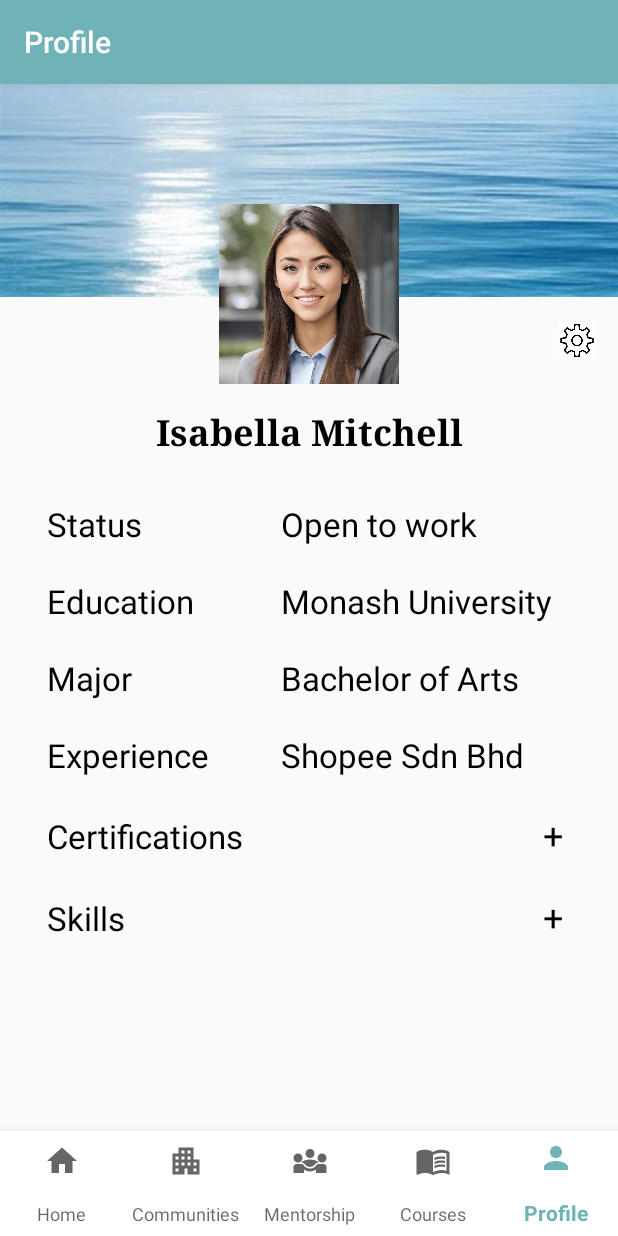
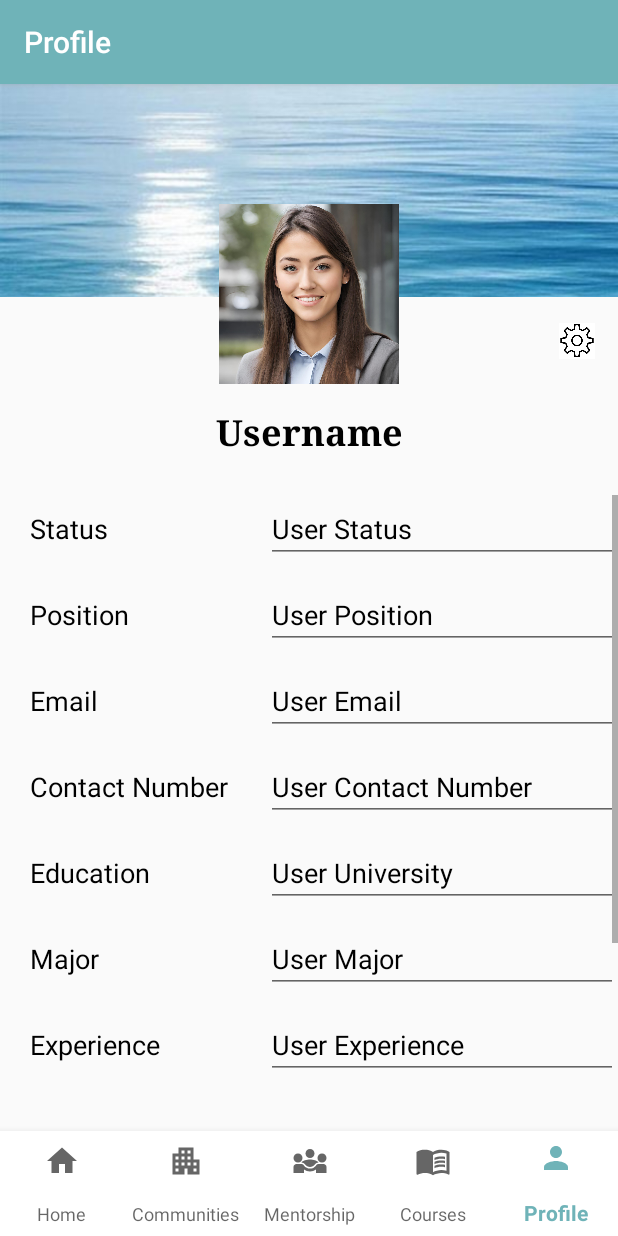
Before and after one commit to LorXinHui/GCR2.0, an Android app: the FragmentHome screen opened directly, with no data from a screen before it, item 5 of the bottom bar chosen, on a phone screen of 412 x 824 dp. Run offline under Robolectric (Android 15) with nearby library versions, the phone set to English and light mode, and no system bars; 4 statements that could not run were skipped.

Commit message:
Get user data from other tables of the database

```diff
--- a/MyApplication/app/src/main/java/com/example/myapplication/database/DatabaseHelper.java
+++ b/MyApplication/app/src/main/java/com/example/myapplication/database/DatabaseHelper.java
@@ -14,6 +14,7 @@ import java.io.FileOutputStream;
 import java.io.IOException;
 import java.io.InputStream;
 import java.io.OutputStream;
+import java.util.ArrayList;
 
 public class DatabaseHelper extends SQLiteOpenHelper {
     private static final String TAG = "DatabaseHelper";
@@ -25,11 +26,13 @@ public class DatabaseHelper extends SQLiteOpenHelper {
         super(context, DATABASE_NAME, null, DATABASE_VERSION);
         this.mContext = context;
 
+        /*
         try {
             copyDatabase(); // Call copyDatabase method in the constructor
         } catch (IOException e) {
             Log.e(TAG, "Error copying database", e);
         }
+         */
     }
 
     @Override
@@ -79,7 +82,6 @@ public class DatabaseHelper extends SQLiteOpenHelper {
         contentValues.put("username", username);
         contentValues.put("password", password);
         long result = myDB.insert("login", null, contentValues);
-        myDB.close();
         // if insert successfully
         if (result == -1){
             return false;
@@ -130,9 +132,37 @@ public class DatabaseHelper extends SQLiteOpenHelper {
 
             // Create User object with retrieved data
             user = new User(userId, userFname, userLname, userName);
+            user.setUser_status(userStatus);
+            user.setUser_position(userPosition);
+            user.setUser_email(userEmail);
+            user.setUser_contact(userContact);
         }
         cursor.close(); // Close the cursor when finished
 
         return user;
     }
+
+    public String getUniversity(int user_id){
+        SQLiteDatabase myDB = this.getReadableDatabase();
+        Cursor cursor = myDB.rawQuery("select uni_name from university where uni_id = (select uni_id from university_record where user_id = ?)", new String[]{String.valueOf(user_id)});
+
+        String university = null;
+        if (cursor.moveToFirst()){
+            university = cursor.getString(0);
+        }
+        cursor.close();
+        return university;
+    }
+
+    public String getMajor(int user_id){
+        SQLiteDatabase myDB = this.getReadableDatabase();
+        Cursor cursor = myDB.rawQuery("select major_name from university_major where major_id = (select major_id from university_record where user_id = ?)", new String[]{String.valueOf(user_id)});
+
+        String major = null;
+        if (cursor.moveToFirst()){
+            major = cursor.getString(0);
+        }
+        cursor.close();
+        return major;
+    }
 }
--- a/MyApplication/app/src/main/java/com/example/myapplication/fragment/FragmentHome.java
+++ b/MyApplication/app/src/main/java/com/example/myapplication/fragment/FragmentHome.java
@@ -100,8 +100,10 @@ public class FragmentHome extends Fragment{
         // Process user data
         if (user != null) {
             // User data retrieval successful
-            Log.d("User", "User found: " + user.getUser_fname());
             userDisplay.setText(user.getUser_fname() + " " + user.getUser_lname());
+            SharedPreferences.Editor editor = sharedPreferences.edit();
+            editor.putInt("user_id", user.getUser_id());
+            editor.apply();
         } else {
             // User not found or database operation failed
             Log.d("User", "User not found or database operation failed");
--- a/MyApplication/app/src/main/java/com/example/myapplication/fragment/FragmentProfile.java
+++ b/MyApplication/app/src/main/java/com/example/myapplication/fragment/FragmentProfile.java
@@ -1,19 +1,30 @@
 package com.example.myapplication.fragment;
 
+import android.content.Context;
 import android.content.Intent;
+import android.content.SharedPreferences;
 import android.os.Bundle;
 
 import androidx.fragment.app.Fragment;
 import androidx.fragment.app.FragmentManager;
 import androidx.fragment.app.FragmentTransaction;
 
+import android.util.Log;
 import android.view.LayoutInflater;
 import android.view.View;
 import android.view.ViewGroup;
+import android.widget.EditText;
 import android.widget.ImageView;
+import android.widget.TextView;
 
 import com.example.myapplication.R;
 import com.example.myapplication.activity.FragmentSettings;
+import com.example.myapplication.database.DatabaseHelper;
+import com.example.myapplication.object.User;
+
+import org.w3c.dom.Text;
+
+import java.util.ArrayList;
 
 /**
  * A simple {@link Fragment} subclass.
@@ -21,6 +32,8 @@ import com.example.myapplication.activity.FragmentSettings;
  * create an instance of this fragment.
  */
 public class FragmentProfile extends Fragment {
+
+    DatabaseHelper db;
 
     // TODO: Rename parameter arguments, choose names that match
     // the fragment initialization parameters, e.g. ARG_ITEM_NUMBER
@@ -80,6 +93,38 @@ public class FragmentProfile extends Fragment {
                 startActivity(intent);
             }
         });
+
+        //get current user
+        db = new DatabaseHelper(getContext());
+        SharedPreferences sharedPreferences = requireContext().getSharedPreferences("CurrentUser", Context.MODE_PRIVATE);
+        String username = sharedPreferences.getString("username", "");
+        int user_id = sharedPreferences.getInt("user_id", 0);
+
+        //update details based on the current user
+        EditText userName = view.findViewById(R.id.username);
+        EditText userStatus = view.findViewById(R.id.user_status);
+        EditText userPos = view.findViewById(R.id.user_position);
+        EditText userEmail = view.findViewById(R.id.user_email);
+        EditText userContact = view.findViewById(R.id.user_contact);
+        EditText userUni = view.findViewById(R.id.user_uni);
+        EditText userMajor = view.findViewById(R.id.user_major);
+        TextView userCert = view.findViewById(R.id.user_certificate);
+        EditText userSkills = view.findViewById(R.id.user_skills);
+
+        User user = db.getUser(username);
+        if (user != null) {
+            userName.setText(user.getUser_fname() + " " + user.getUser_lname());
+            userStatus.setText(user.getUser_status());
+            userPos.setText(user.getUser_position());
+            userEmail.setText(user.getUser_email());
+            userContact.setText(user.getUser_contact());
+            userUni.setText(db.getUniversity(user_id));
+            userMajor.setText(db.getMajor(user_id));
+        } else {
+            // User not found or database operation failed
+            Log.d("User", "User not found or database operation failed");
+        }
+
         return view;
 
     }
--- a/MyApplication/app/src/main/res/layout/fragment_profile.xml
+++ b/MyApplication/app/src/main/res/layout/fragment_profile.xml
@@ -1,10 +1,11 @@
 <?xml version="1.0" encoding="utf-8"?>
-<androidx.constraintlayout.widget.ConstraintLayout
-    xmlns:android="http://schemas.android.com/apk/res/android"
+<androidx.constraintlayout.widget.ConstraintLayout xmlns:android="http://schemas.android.com/apk/res/android"
     xmlns:app="http://schemas.android.com/apk/res-auto"
     xmlns:tools="http://schemas.android.com/tools"
     android:layout_width="match_parent"
     android:layout_height="match_parent"
+    android:layout_marginBottom="15dp"
+    android:nestedScrollingEnabled="false"
     tools:context=".MainActivity">
 
     <ImageView
@@ -29,14 +30,14 @@
         app:srcCompat="@drawable/profile" />
 
     <TextView
-        android:id="@+id/textView9"
+        android:id="@+id/username"
         android:layout_width="wrap_content"
         android:layout_height="wrap_content"
         android:layout_marginStart="43dp"
         android:layout_marginTop="15dp"
         android:layout_marginEnd="43dp"
         android:fontFamily="serif"
-        android:text="Isabella Mitchell"
+        android:text="Username"
         android:textColor="@android:color/black"
         android:textSize="24sp"
         android:textStyle="bold"
@@ -56,160 +57,264 @@
         app:layout_constraintTop_toBottomOf="@+id/profileBackground"
         app:srcCompat="@drawable/settings" />
 
-    <TableLayout
-        android:layout_width="410dp"
-        android:layout_height="368dp"
-        android:layout_marginTop="30dp"
+    <ScrollView
+        android:layout_width="0dp"
+        android:layout_height="0dp"
+        android:layout_marginTop="25dp"
+        android:orientation="vertical"
+        app:layout_constraintBottom_toBottomOf="parent"
         app:layout_constraintEnd_toEndOf="parent"
         app:layout_constraintStart_toStartOf="parent"
-        app:layout_constraintTop_toBottomOf="@+id/textView9">
+        app:layout_constraintTop_toBottomOf="@+id/username">
+
+        <TableLayout
+            android:layout_width="match_parent"
+            android:layout_height="wrap_content">
 
             <TableRow
                 android:layout_width="match_parent"
-            android:layout_height="match_parent">
+                android:layout_height="wrap_content">
 
                 <TextView
-                android:id="@+id/textView6"
                     android:layout_width="wrap_content"
                     android:layout_height="wrap_content"
-                android:layout_marginStart="30dp"
+                    android:layout_marginStart="20dp"
                     android:fontFamily="sans-serif"
                     android:text="Status"
                     android:textColor="@android:color/black"
-                android:textSize="22sp" />
+                    android:textSize="18sp" />
 
-            <TextView
-                android:id="@+id/textView10"
-                android:layout_width="wrap_content"
+                <EditText
+                    android:id="@+id/user_status"
+                    android:layout_width="0dp"
                     android:layout_height="wrap_content"
                     android:layout_marginStart="25dp"
-                android:text="Open to work"
+                    android:layout_weight="1"
+                    android:text="User Status"
                     android:textColor="@android:color/black"
-                android:textSize="22sp" />
+                    android:textSize="18sp" />
             </TableRow>
 
             <TableRow
                 android:layout_width="match_parent"
-            android:layout_height="match_parent"
-            android:layout_marginTop="22dp">
+                android:layout_height="wrap_content"
+                android:layout_marginTop="12dp">
 
                 <TextView
-                android:id="@+id/textView12"
                     android:layout_width="wrap_content"
                     android:layout_height="wrap_content"
-                android:layout_marginStart="30dp"
-                android:text="Education"
+                    android:layout_marginStart="20dp"
+                    android:fontFamily="sans-serif"
+                    android:text="Position"
                     android:textColor="@android:color/black"
-                android:textSize="22sp" />
+                    android:textSize="18sp" />
 
-            <TextView
-                android:id="@+id/textView13"
-                android:layout_width="wrap_content"
+                <EditText
+                    android:id="@+id/user_position"
+                    android:layout_width="0dp"
                     android:layout_height="wrap_content"
                     android:layout_marginStart="25dp"
-                android:text="Monash University"
+                    android:layout_weight="1"
+                    android:text="User Position"
                     android:textColor="@android:color/black"
-                android:textSize="22sp" />
+                    android:textSize="18sp" />
             </TableRow>
 
             <TableRow
                 android:layout_width="match_parent"
-            android:layout_height="match_parent"
-            android:layout_marginTop="22dp">
+                android:layout_height="wrap_content"
+                android:layout_marginTop="12dp">
 
                 <TextView
-                android:id="@+id/textView14"
                     android:layout_width="wrap_content"
                     android:layout_height="wrap_content"
-                android:layout_marginStart="30dp"
-                android:text="Major"
+                    android:layout_marginStart="20dp"
+                    android:fontFamily="sans-serif"
+                    android:text="Email"
                     android:textColor="@android:color/black"
-                android:textSize="22sp" />
+                    android:textSize="18sp" />
 
-            <TextView
-                android:id="@+id/textView15"
-                android:layout_width="wrap_content"
+                <EditText
+                    android:id="@+id/user_email"
+                    android:layout_width="0dp"
                     android:layout_height="wrap_content"
                     android:layout_marginStart="25dp"
-                android:text="Bachelor of Arts"
+                    android:layout_weight="1"
+                    android:text="User Email"
                     android:textColor="@android:color/black"
-                android:textSize="22sp" />
+                    android:textSize="18sp" />
             </TableRow>
 
             <TableRow
                 android:layout_width="match_parent"
-            android:layout_height="match_parent"
-            android:layout_marginTop="22dp">
+                android:layout_height="wrap_content"
+                android:layout_marginTop="12dp">
 
                 <TextView
-                android:id="@+id/textView18"
                     android:layout_width="wrap_content"
                     android:layout_height="wrap_content"
-                android:layout_marginStart="30dp"
-                android:text="Experience"
+                    android:layout_marginStart="20dp"
+                    android:fontFamily="sans-serif"
+                    android:text="Contact Number"
                     android:textColor="@android:color/black"
-                android:textSize="22sp" />
+                    android:textSize="18sp" />
 
-            <TextView
-                android:id="@+id/textView19"
-                android:layout_width="wrap_content"
+                <EditText
+                    android:id="@+id/user_contact"
+                    android:layout_width="0dp"
                     android:layout_height="wrap_content"
                     android:layout_marginStart="25dp"
-                android:text="Shopee Sdn Bhd"
+                    android:layout_weight="1"
+                    android:text="User Contact Number"
                     android:textColor="@android:color/black"
-                android:textSize="22sp" />
+                    android:textSize="18sp" />
             </TableRow>
 
             <TableRow
                 android:layout_width="match_parent"
-            android:layout_height="match_parent"
-            android:layout_marginTop="22dp">
+                android:layout_height="wrap_content"
+                android:layout_marginTop="12dp">
 
                 <TextView
-                android:id="@+id/textView20"
                     android:layout_width="wrap_content"
                     android:layout_height="wrap_content"
-                android:layout_marginStart="30dp"
-                android:text="Certifications"
+                    android:layout_marginStart="20dp"
+                    android:fontFamily="sans-serif"
+                    android:text="Education"
                     android:textColor="@android:color/black"
-                android:textSize="22sp" />
+                    android:textSize="18sp" />
 
-            <TextView
-                android:id="@+id/textView22"
-                android:layout_width="wrap_content"
+                <EditText
+                    android:id="@+id/user_uni"
+                    android:layout_width="0dp"
                     android:layout_height="wrap_content"
-                android:layout_marginStart="200dp"
-                android:text="+"
+                    android:layout_marginStart="25dp"
+                    android:layout_weight="1"
+                    android:text="User University"
                     android:textColor="@android:color/black"
-                android:textSize="24sp" />
-
+                    android:textSize="18sp" />
             </TableRow>
 
             <TableRow
                 android:layout_width="match_parent"
-            android:layout_height="match_parent"
-            android:layout_marginTop="22dp">
+                android:layout_height="wrap_content"
+                android:layout_marginTop="12dp">
 
                 <TextView
-                android:id="@+id/textView21"
                     android:layout_width="wrap_content"
                     android:layout_height="wrap_content"
-                android:layout_marginStart="30dp"
+                    android:layout_marginStart="20dp"
+                    android:fontFamily="sans-serif"
+                    android:text="Major"
+                    android:textColor="@android:color/black"
+                    android:textSize="18sp" />
+
+                <EditText
+                    android:id="@+id/user_major"
+                    android:layout_width="0dp"
+                    android:layout_height="wrap_content"
+                    android:layout_marginStart="25dp"
+                    android:layout_weight="1"
+                    android:text="User Major"
+                    android:textColor="@android:color/black"
+                    android:textSize="18sp" />
+            </TableRow>
+
+            <TableRow
+                android:layout_width="match_parent"
+                android:layout_height="wrap_content"
+                android:layout_marginTop="12dp">
+
+                <TextView
+                    android:layout_width="wrap_content"
+                    android:layout_height="wrap_content"
+                    android:layout_marginStart="20dp"
+                    android:fontFamily="sans-serif"
+                    android:text="Experience"
+                    android:textColor="@android:color/black"
+                    android:textSize="18sp" />
+
+                <EditText
+                    android:id="@+id/user_experience"
+                    android:layout_width="0dp"
+                    android:layout_height="wrap_content"
+                    android:layout_marginStart="25dp"
+                    android:layout_weight="1"
+                    android:text="User Experience"
+                    android:textColor="@android:color/black"
+                    android:textSize="18sp" />
+            </TableRow>
+
+            <TableRow
+                android:layout_width="match_parent"
+                android:layout_height="wrap_content"
+                android:layout_marginTop="12dp">
+
+                <TextView
+                    android:layout_width="wrap_content"
+                    android:layout_height="wrap_content"
+                    android:layout_marginStart="20dp"
+                    android:fontFamily="sans-serif"
+                    android:text="Certification"
+                    android:textColor="@android:color/black"
+                    android:textSize="18sp" />
+
+                <EditText
+                    android:id="@+id/user_certificate"
+                    android:layout_width="0dp"
+                    android:layout_height="wrap_content"
+                    android:layout_marginStart="25dp"
+                    android:layout_weight="1"
+                    android:text="+   "
+                    android:textAlignment="viewEnd"
+                    android:textColor="@android:color/black"
+                    android:textSize="20sp" />
+            </TableRow>
+
+            <TableRow
+                android:layout_width="match_parent"
+                android:layout_height="wrap_content"
+                android:layout_marginTop="12dp">
+
+                <TextView
+                    android:layout_width="wrap_content"
+                    android:layout_height="wrap_content"
+                    android:layout_marginStart="20dp"
+                    android:fontFamily="sans-serif"
                     android:text="Skills"
                     android:textColor="@android:color/black"
-                android:textSize="22sp" />
+                    android:textSize="18sp" />
 
-            <TextView
-                android:id="@+id/textView23"
-                android:layout_width="124dp"
-                android:layout_height="match_parent"
-                android:layout_marginStart="200dp"
-                android:text="+"
+                <EditText
+                    android:id="@+id/user_skills"
+                    android:layout_width="0dp"
+                    android:layout_height="wrap_content"
+                    android:layout_marginStart="25dp"
+                    android:layout_weight="1"
+                    android:text="+   "
+                    android:textAlignment="viewEnd"
                     android:textColor="@android:color/black"
-                android:textSize="24sp" />
-
+                    android:textSize="20sp" />
             </TableRow>
 
+            <TableRow
+                android:layout_width="match_parent"
+                android:layout_height="wrap_content"
+                android:layout_marginTop="12dp"
+                android:gravity="center">
+
+                <Button
+                    android:id="@+id/save"
+                    android:layout_width="wrap_content"
+                    android:layout_height="38dp"
+                    android:background="@drawable/dark_button_background"
+                    android:text="Save Changes"
+                    android:textAlignment="center"
+                    android:textColor="@color/white"
+                    android:textSize="12sp"
+                    android:textStyle="bold"/>
+            </TableRow>
         </TableLayout>
+    </ScrollView>
 
 </androidx.constraintlayout.widget.ConstraintLayout>
```
Lines whose indentation alone changed are shown as unchanged.
